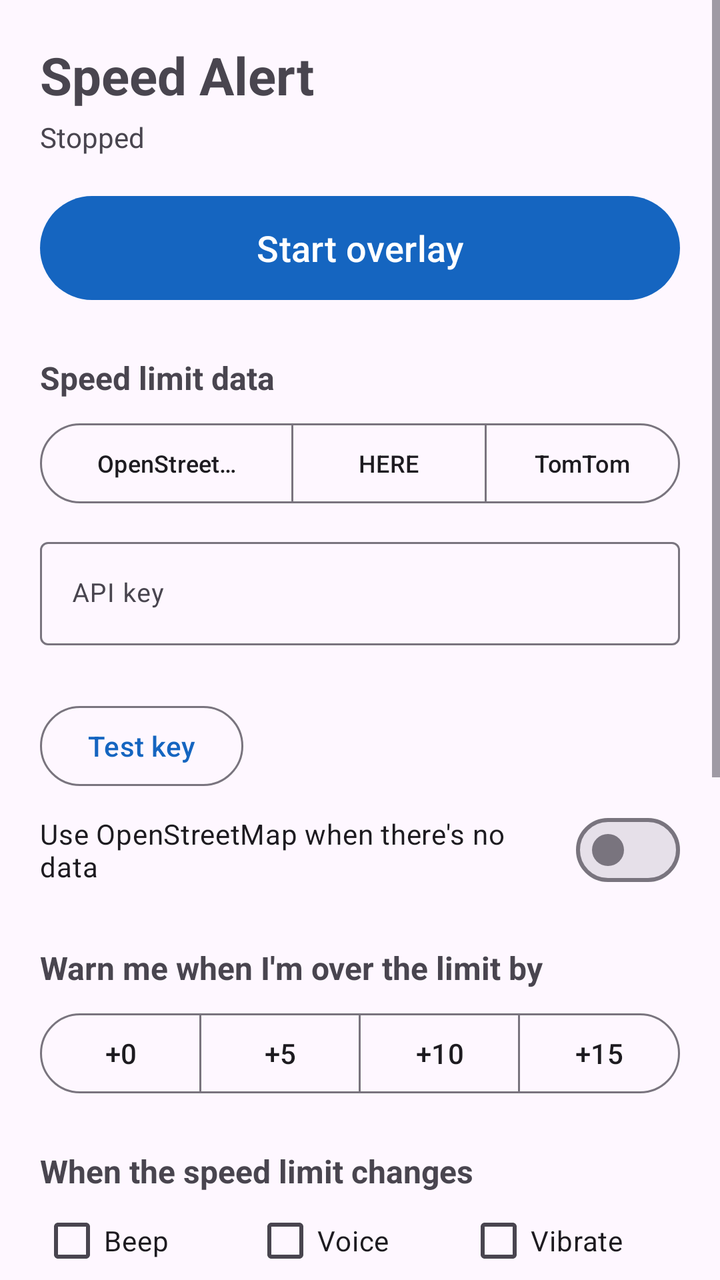
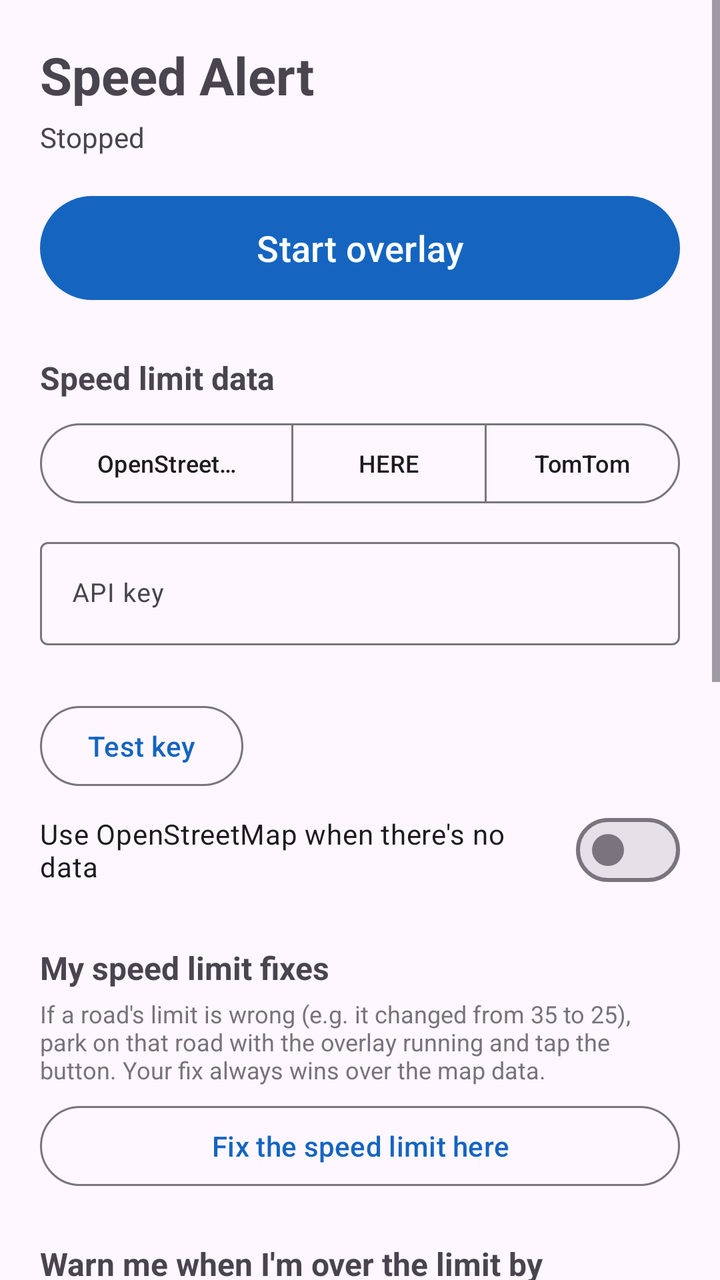

Screens rendered from an Android XML layout before and after an edit, with the pre-edit source and the edit as a unified diff.
<!-- AndroidManifest.xml: application theme Theme.SpeedAlert -->
<!-- res/layout/activity_main.xml -->
<?xml version="1.0" encoding="utf-8"?>
<ScrollView xmlns:android="http://schemas.android.com/apk/res/android"
    android:layout_width="match_parent"
    android:layout_height="match_parent"
    android:fitsSystemWindows="true">

    <LinearLayout
        android:layout_width="match_parent"
        android:layout_height="wrap_content"
        android:orientation="vertical"
        android:padding="20dp">

        <TextView
            android:layout_width="wrap_content"
            android:layout_height="wrap_content"
            android:text="Speed Alert"
            android:textSize="26sp"
            android:textStyle="bold" />

        <TextView
            android:id="@+id/statusText"
            android:layout_width="wrap_content"
            android:layout_height="wrap_content"
            android:layout_marginTop="4dp"
            android:text="Stopped"
            android:textSize="14sp" />

        <com.google.android.material.button.MaterialButton
            android:id="@+id/startStopButton"
            android:layout_width="match_parent"
            android:layout_height="60dp"
            android:layout_marginTop="16dp"
            android:text="Start overlay"
            android:textSize="18sp" />

        
        <TextView
            style="@style/SectionTitle"
            android:text="Speed limit data" />

        <com.google.android.material.button.MaterialButtonToggleGroup
            android:id="@+id/sourceGroup"
            xmlns:app="http://schemas.android.com/apk/res-auto"
            android:layout_width="match_parent"
            android:layout_height="wrap_content"
            android:layout_marginTop="8dp"
            app:selectionRequired="true"
            app:singleSelection="true">

            <com.google.android.material.button.MaterialButton
                android:id="@+id/srcOsm"
                style="?attr/materialButtonOutlinedStyle"
                android:layout_width="0dp"
                android:layout_height="wrap_content"
                android:layout_weight="1.3"
                android:text="OpenStreetMap"
                android:textSize="12sp" />

            <com.google.android.material.button.MaterialButton
                android:id="@+id/srcHere"
                style="?attr/materialButtonOutlinedStyle"
                android:layout_width="0dp"
                android:layout_height="wrap_content"
                android:layout_weight="1"
                android:text="HERE"
                android:textSize="12sp" />

            <com.google.android.material.button.MaterialButton
                android:id="@+id/srcTomTom"
                style="?attr/materialButtonOutlinedStyle"
                android:layout_width="0dp"
                android:layout_height="wrap_content"
                android:layout_weight="1"
                android:text="TomTom"
                android:textSize="12sp" />
        </com.google.android.material.button.MaterialButtonToggleGroup>

        <LinearLayout
            android:id="@+id/keySection"
            android:layout_width="match_parent"
            android:layout_height="wrap_content"
            android:orientation="vertical">

            <com.google.android.material.textfield.TextInputLayout
                android:id="@+id/keyLayout"
                style="@style/Widget.Material3.TextInputLayout.OutlinedBox"
                xmlns:app="http://schemas.android.com/apk/res-auto"
                android:layout_width="match_parent"
                android:layout_height="wrap_content"
                android:layout_marginTop="10dp"
                android:hint="API key"
                app:endIconMode="clear_text">

                <com.google.android.material.textfield.TextInputEditText
                    android:id="@+id/keyInput"
                    android:layout_width="match_parent"
                    android:layout_height="wrap_content"
                    android:inputType="textNoSuggestions|textVisiblePassword"
                    android:maxLines="1"
                    android:textSize="13sp" />
            </com.google.android.material.textfield.TextInputLayout>

            <TextView
                android:id="@+id/keyHelp"
                android:layout_width="match_parent"
                android:layout_height="wrap_content"
                android:layout_marginTop="4dp"
                android:alpha="0.75"
                android:autoLink="web"
                android:textSize="12sp" />

            <LinearLayout
                android:layout_width="match_parent"
                android:layout_height="wrap_content"
                android:layout_marginTop="6dp"
                android:gravity="center_vertical"
                android:orientation="horizontal">

                <com.google.android.material.button.MaterialButton
                    android:id="@+id/testKeyButton"
                    style="?attr/materialButtonOutlinedStyle"
                    android:layout_width="wrap_content"
                    android:layout_height="wrap_content"
                    android:text="Test key" />

                <TextView
                    android:id="@+id/keyResult"
                    android:layout_width="0dp"
                    android:layout_height="wrap_content"
                    android:layout_marginStart="10dp"
                    android:layout_weight="1"
                    android:textSize="13sp" />
            </LinearLayout>

            <com.google.android.material.materialswitch.MaterialSwitch
                android:id="@+id/fallbackSwitch"
                android:layout_width="match_parent"
                android:layout_height="wrap_content"
                android:layout_marginTop="4dp"
                android:text="Use OpenStreetMap when there's no data" />
        </LinearLayout>

        
        <TextView
            style="@style/SectionTitle"
            android:text="Warn me when I'm over the limit by" />

        <com.google.android.material.button.MaterialButtonToggleGroup
            android:id="@+id/toleranceGroup"
            android:layout_width="match_parent"
            android:layout_height="wrap_content"
            android:layout_marginTop="8dp"
            app:selectionRequired="true"
            app:singleSelection="true"
            xmlns:app="http://schemas.android.com/apk/res-auto">

            <com.google.android.material.button.MaterialButton
                android:id="@+id/tol0"
                style="?attr/materialButtonOutlinedStyle"
                android:layout_width="0dp"
                android:layout_height="wrap_content"
                android:layout_weight="1"
                android:text="+0" />

            <com.google.android.material.button.MaterialButton
                android:id="@+id/tol5"
                style="?attr/materialButtonOutlinedStyle"
                android:layout_width="0dp"
                android:layout_height="wrap_content"
                android:layout_weight="1"
                android:text="+5" />

            <com.google.android.material.button.MaterialButton
                android:id="@+id/tol10"
                style="?attr/materialButtonOutlinedStyle"
                android:layout_width="0dp"
                android:layout_height="wrap_content"
                android:layout_weight="1"
                android:text="+10" />

            <com.google.android.material.button.MaterialButton
                android:id="@+id/tol15"
                style="?attr/materialButtonOutlinedStyle"
                android:layout_width="0dp"
                android:layout_height="wrap_content"
                android:layout_weight="1"
                android:text="+15" />
        </com.google.android.material.button.MaterialButtonToggleGroup>

        
        <TextView
            style="@style/SectionTitle"
            android:text="When the speed limit changes" />

        <LinearLayout
            android:layout_width="match_parent"
            android:layout_height="wrap_content"
            android:orientation="horizontal">

            <CheckBox android:id="@+id/changeBeep" style="@style/AlertCheck" android:text="Beep" />
            <CheckBox android:id="@+id/changeVoice" style="@style/AlertCheck" android:text="Voice" />
            <CheckBox android:id="@+id/changeVibrate" style="@style/AlertCheck" android:text="Vibrate" />
        </LinearLayout>

        
        <TextView
            style="@style/SectionTitle"
            android:text="When I'm speeding" />

        <LinearLayout
            android:layout_width="match_parent"
            android:layout_height="wrap_content"
            android:orientation="horizontal">

            <CheckBox android:id="@+id/speedBeep" style="@style/AlertCheck" android:text="Beep" />
            <CheckBox android:id="@+id/speedVoice" style="@style/AlertCheck" android:text="Voice" />
            <CheckBox android:id="@+id/speedVibrate" style="@style/AlertCheck" android:text="Vibrate" />
        </LinearLayout>

        <com.google.android.material.materialswitch.MaterialSwitch
            android:id="@+id/repeatSwitch"
            android:layout_width="match_parent"
            android:layout_height="wrap_content"
            android:layout_marginTop="8dp"
            android:text="Repeat speeding warning every 30 seconds" />

        <com.google.android.material.button.MaterialButton
            android:id="@+id/testButton"
            style="?attr/materialButtonOutlinedStyle"
            android:layout_width="match_parent"
            android:layout_height="wrap_content"
            android:layout_marginTop="16dp"
            android:text="Test alerts" />

        <TextView
            android:layout_width="match_parent"
            android:layout_height="wrap_content"
            android:layout_marginTop="20dp"
            android:alpha="0.7"
            android:text="Tip: start the overlay, then open Google Maps. Drag the bubble wherever you like.\n\nThe small label under the limit shows where it came from (OSM, HERE or TOMTOM). Roads with no data show --. Changes to the data source apply the next time you start the overlay.\n\nOpenStreetMap data © OpenStreetMap contributors. Always obey the posted signs."
            android:textSize="13sp" />
    </LinearLayout>
</ScrollView>
<!-- resources referenced by this layout -->
<resources>
  <style name="AlertCheck">
          <item name="android:layout_width">0dp</item>
          <item name="android:layout_height">wrap_content</item>
          <item name="android:layout_weight">1</item>
      </style>
  <style name="SectionTitle">
          <item name="android:layout_width">wrap_content</item>
          <item name="android:layout_height">wrap_content</item>
          <item name="android:layout_marginTop">24dp</item>
          <item name="android:textSize">16sp</item>
          <item name="android:textStyle">bold</item>
      </style>
  <style name="Theme.SpeedAlert" parent="Theme.Material3.DayNight.NoActionBar">
          <item name="colorPrimary">#1565C0</item>
          <item name="colorOnPrimary">#FFFFFF</item>
          <item name="colorSecondary">#1A8F4A</item>
      </style>
</resources>

<!-- the commit's change to res/layout/activity_main.xml (unified diff, before → after) -->
@@ -143,6 +143,33 @@
         
         <TextView
             style="@style/SectionTitle"
+            android:text="My speed limit fixes" />
+
+        <TextView
+            android:layout_width="match_parent"
+            android:layout_height="wrap_content"
+            android:layout_marginTop="4dp"
+            android:alpha="0.75"
+            android:text="If a road's limit is wrong (e.g. it changed from 35 to 25), park on that road with the overlay running and tap the button. Your fix always wins over the map data."
+            android:textSize="12sp" />
+
+        <com.google.android.material.button.MaterialButton
+            android:id="@+id/fixHereButton"
+            style="?attr/materialButtonOutlinedStyle"
+            android:layout_width="match_parent"
+            android:layout_height="wrap_content"
+            android:layout_marginTop="6dp"
+            android:text="Fix the speed limit here" />
+
+        <LinearLayout
+            android:id="@+id/correctionsList"
+            android:layout_width="match_parent"
+            android:layout_height="wrap_content"
+            android:orientation="vertical" />
+
+        
+        <TextView
+            style="@style/SectionTitle"
             android:text="Warn me when I'm over the limit by" />
 
         <com.google.android.material.button.MaterialButtonToggleGroup
@@ -237,7 +264,7 @@
             android:layout_height="wrap_content"
             android:layout_marginTop="20dp"
             android:alpha="0.7"
-            android:text="Tip: start the overlay, then open Google Maps. Drag the bubble wherever you like.\n\nThe small label under the limit shows where it came from (OSM, HERE or TOMTOM). Roads with no data show --. Changes to the data source apply the next time you start the overlay.\n\nOpenStreetMap data © OpenStreetMap contributors. Always obey the posted signs."
+            android:text="Tip: start the overlay, then open Google Maps. Drag the bubble wherever you like.\n\nThe small label under the limit shows where it came from (OSM, HERE, TOMTOM, or MINE for your own fixes). Roads with no data show --. Changes to the data source apply the next time you start the overlay.\n\nOpenStreetMap data © OpenStreetMap contributors. Always obey the posted signs."
             android:textSize="13sp" />
     </LinearLayout>
 </ScrollView>
